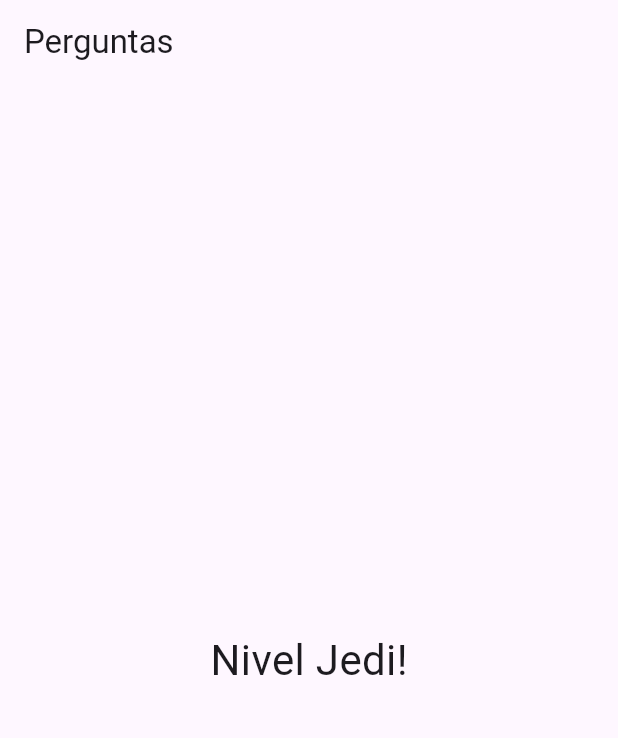
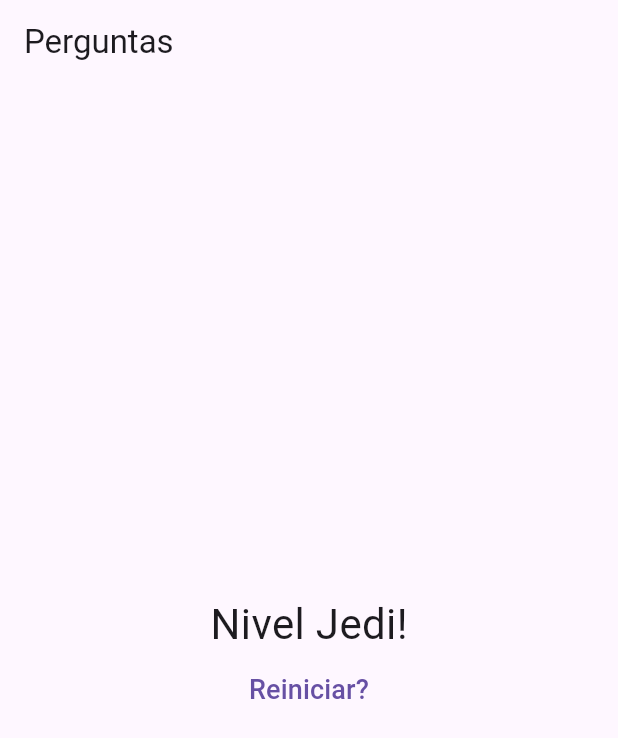
Before and after one commit to PedroHSiqueira/App_Questions, a Flutter app: the screen it shows after launch, after a tap on "Preto", after a tap on "Cobra", after a tap on "Dodge", on a phone screen of 412 x 824 dp. Shown: the top 738 px of the screen. Run offline on Flutter 3.47's test engine with Material 3 defaults, Android fonts, the phone set to English and light mode, and no system bars.

Commit message:
end of the Project

```diff
--- a/lib/main.dart
+++ b/lib/main.dart
@@ -44,7 +44,13 @@ class _PerguntaAppState extends State<PerguntaApp> {
         _pontuacaoTotal += pontuacao;
       });
     }
-    print(_pontuacaoTotal);
+  }
+
+  void _reiniciaQuestionario() {
+    setState(() {
+      _perguntaSelecionada = 0;
+      _pontuacaoTotal = 0;
+    });
   }
 
   bool temPerguntaSelecionada() {
@@ -63,7 +69,7 @@ class _PerguntaAppState extends State<PerguntaApp> {
                   perguntas: _perguntas,
                   perguntaSelecionada: _perguntaSelecionada,
                   responder: _responder)
-              : Resultado(_pontuacaoTotal)),
+              : Resultado(_pontuacaoTotal, _reiniciaQuestionario)),
     );
   }
 }
--- a/lib/resultado.dart
+++ b/lib/resultado.dart
@@ -2,8 +2,10 @@ import 'package:flutter/material.dart';
 
 class Resultado extends StatelessWidget {
   final int pontuacao;
+  final void Function() quandoReiniciarQuestionario;
 
-  const Resultado(this.pontuacao, {super.key});
+  const Resultado(this.pontuacao, this.quandoReiniciarQuestionario,
+      {super.key});
 
   String get fraseResultado {
     if (pontuacao < 8) {
@@ -19,11 +21,25 @@ class Resultado extends StatelessWidget {
 
   @override
   Widget build(BuildContext context) {
-    return Center(
-      child: Text(
-        fraseResultado,
-        style: const TextStyle(fontSize: 28),
-      ),
+    return Column(
+      mainAxisAlignment: MainAxisAlignment.center,
+      children: [
+        Center(
+          child: Text(
+            fraseResultado,
+            style: const TextStyle(fontSize: 28),
+          ),
+        ),
+        TextButton(
+          onPressed: quandoReiniciarQuestionario,
+          child: const Text(
+            'Reiniciar?',
+            style: TextStyle(
+              fontSize: 18,
+            ),
+          ),
+        ),
+      ],
     );
   }
 }
```
